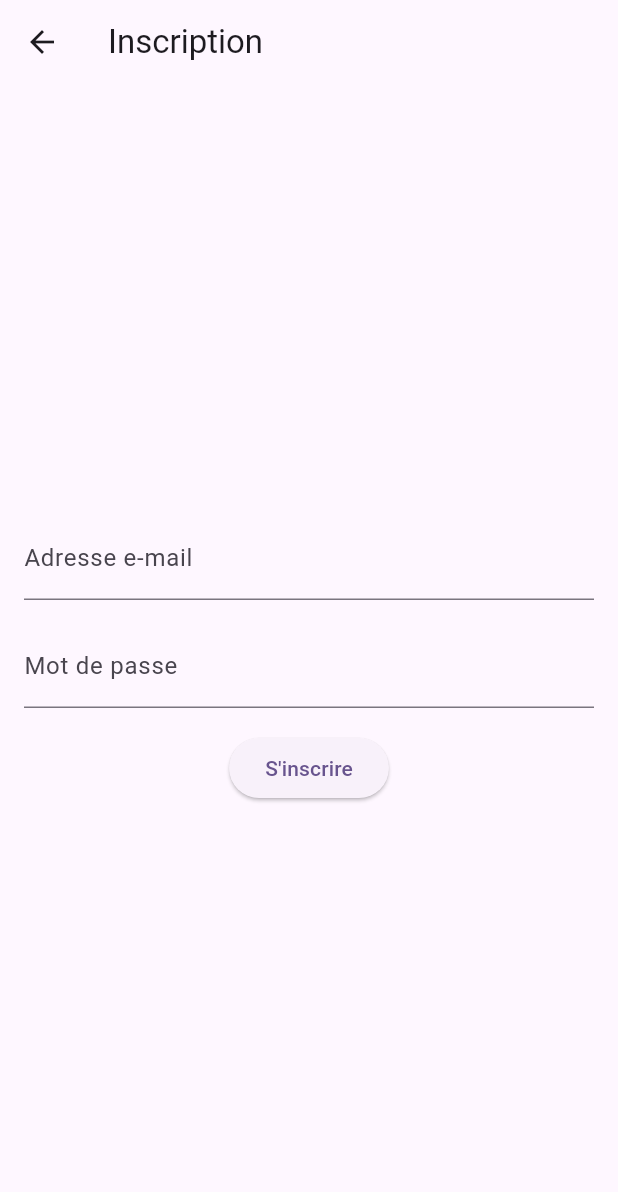
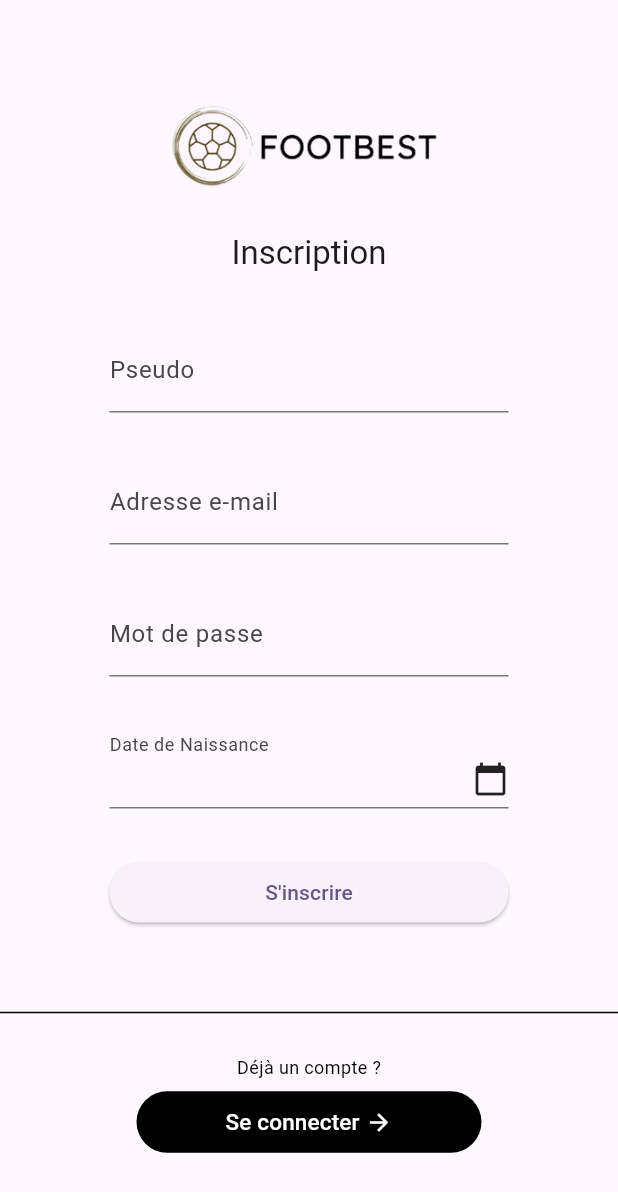
Before and after one commit to RobinCarpentier/FootBest, a Flutter app: the InscriptionPage screen opened directly, on a phone screen of 412 x 824 dp. Shown: the top 1192 px of the screen. Run offline on Flutter 3.47's test engine with Material 3 defaults, Android fonts, the light colour scheme and no system bars; our stand-ins replace cloud_firestore, firebase_auth, firebase_core; accounts and stored records are empty.

Commit message:
CONNEXION/INSCRIPTION OK + DECONNEXION

```diff
--- /dev/null
+++ b/lib/Inscription.dart
@@ -0,0 +1,202 @@
+import 'package:flutter/material.dart';
+import 'package:firebase_auth/firebase_auth.dart';
+import 'MainPage.dart';
+import 'auth.dart';
+import 'package:intl/intl.dart';
+
+
+class InscriptionPage extends StatefulWidget {
+  const InscriptionPage({super.key});
+
+  @override
+  // ignore: library_private_types_in_public_api
+  _InscriptionPageState createState() => _InscriptionPageState();
+}
+
+class _InscriptionPageState extends State<InscriptionPage> {
+  String? errorMessage = '';
+  final TextEditingController _emailController = TextEditingController();
+  final TextEditingController _passwordController = TextEditingController();
+  final TextEditingController _pseudoController = TextEditingController();
+  final TextEditingController _dateNaissanceController =
+      TextEditingController();
+
+  Future<void> creerCompteWithEmailAndPassword() async {
+  try {
+    await Auth().creerCompteAvecInformationsSupplementaires(
+      email: _emailController.text,
+      password: _passwordController.text,
+      pseudo: _pseudoController.text,
+      dateNaissance: DateTime.parse(_dateNaissanceController.text),
+    );
+    // ignore: use_build_context_synchronously
+    Navigator.pushReplacement(
+      context,
+      MaterialPageRoute(builder: (context) => const MainPage()),
+    );
+  } on FirebaseAuthException catch (e) {
+    setState(() {
+      errorMessage = e.message;
+    });
+  }
+}
+
+Future<void> _selectDate(BuildContext context) async {
+  final DateTime? picked = await showDatePicker(
+    context: context,
+    initialDate: DateTime.now(),
+    firstDate: DateTime(1900),
+    lastDate: DateTime.now(),
+  );
+  if (picked != null) {
+    final formattedDate = DateFormat('yyyy-MM-dd').format(picked); // Format de date souhaité
+    setState(() {
+      _dateNaissanceController.text = formattedDate; // Mettre à jour le champ de saisie avec la date formatée
+    });
+  }
+}
+
+Widget _datePickerField(BuildContext context) {
+  return Padding(
+    padding: const EdgeInsets.all(16.0),
+    child: FractionallySizedBox(
+      widthFactor: 0.7,
+      child: InkWell(
+        onTap: () => _selectDate(context), // Ouvrir le sélecteur de date lorsque le champ est cliqué
+        child: InputDecorator(
+          decoration: const InputDecoration(
+            labelText: 'Date de Naissance',
+          ),
+          child: Row(
+            mainAxisAlignment: MainAxisAlignment.spaceBetween,
+            children: <Widget>[
+              Text(
+                _dateNaissanceController.text,
+              ),
+              const Icon(Icons.calendar_today), // Icône du calendrier pour indiquer qu'il s'agit d'un champ de date
+            ],
+          ),
+        ),
+      ),
+    ),
+  );
+}
+
+  Widget _entryField(String title, TextEditingController controller,
+      {bool isPassword = false}) {
+    return Padding(
+      padding: const EdgeInsets.all(16.0),
+      child: FractionallySizedBox(
+        widthFactor: 0.7,
+        child: TextField(
+          controller: controller,
+          obscureText: isPassword,
+          decoration: InputDecoration(
+            labelText: title,
+          ),
+        ),
+      ),
+    );
+  }
+
+  @override
+  Widget build(BuildContext context) {
+    return Scaffold(
+      body: SingleChildScrollView(
+        child: Column(
+          mainAxisAlignment: MainAxisAlignment.center,
+          children: [
+            Padding(
+              padding: const EdgeInsets.only(right: 30, top: 60),
+              child: Image.asset(
+                'assets/Logo_Footbest.png',
+                height: 75,
+              ),
+            ),
+            const SizedBox(height: 20),
+            Text(
+              'Inscription',
+              style: Theme.of(context).textTheme.titleLarge,
+            ),
+            const SizedBox(height: 20),
+            Column(
+              crossAxisAlignment: CrossAxisAlignment.stretch,
+              children: [
+                _entryField('Pseudo', _pseudoController),
+                _entryField('Adresse e-mail', _emailController),
+                _entryField('Mot de passe', _passwordController,
+                    isPassword: true),
+                _datePickerField(context),
+                Padding(
+                  padding: const EdgeInsets.all(16.0),
+                  child: FractionallySizedBox(
+                    widthFactor: 0.7,
+                    child: ElevatedButton(
+                      onPressed: creerCompteWithEmailAndPassword,
+                      child: const Text('S\'inscrire'),
+                    ),
+                  ),
+                ),
+                Padding(
+                  padding: const EdgeInsets.all(16.0),
+                  child: errorMessage != ''
+                      ? Text(
+                          errorMessage!,
+                          style: const TextStyle(color: Colors.red),
+                        )
+                      : Container(),
+                ),
+              ],
+            ),
+            const Divider(color: Colors.black), // Barre horizontale séparatrice
+            Padding(
+              padding: const EdgeInsets.symmetric(vertical: 20.0),
+              child: Column(
+                children: [
+                  const Text(
+                    'Déjà un compte ?',
+                    style: TextStyle(
+                      fontSize: 12,
+                      color: Colors.black,
+                    ),
+                  ),
+                  const SizedBox(height: 4),
+                  SizedBox(
+                    width: 230,
+                    child: TextButton(
+                      onPressed: () {
+                        Navigator.pop(context);
+                      },
+                      style: TextButton.styleFrom(
+                        foregroundColor: Colors.white,
+                        backgroundColor: Colors.black,
+                        padding: const EdgeInsets.symmetric(
+                            vertical: 10, horizontal: 24),
+                        shape: RoundedRectangleBorder(
+                          borderRadius: BorderRadius.circular(30),
+                        ),
+                      ),
+                      child: const Row(
+                        mainAxisAlignment: MainAxisAlignment.center,
+                        children: [
+                          Text(
+                            'Se connecter',
+                            style: TextStyle(
+                              fontSize: 15,
+                            ),
+                          ),
+                          SizedBox(width: 4),
+                          Icon(Icons.arrow_forward, color: Colors.white),
+                        ],
+                      ),
+                    ),
+                  ),
+                ],
+              ),
+            ),
+          ],
+        ),
+      ),
+    );
+  }
+}
--- a/lib/createAccount.dart
+++ /dev/null
@@ -1,67 +0,0 @@
-import 'package:flutter/material.dart';
-import 'MainPage.dart';
-import 'auth.dart';
-import 'package:firebase_auth/firebase_auth.dart';
-
-class InscriptionPage extends StatefulWidget {
-  @override
-  _InscriptionPageState createState() => _InscriptionPageState();
-}
-
-class _InscriptionPageState extends State<InscriptionPage> {
-  String? erreurMsg = '';
-  final TextEditingController _emailController = TextEditingController();
-  final TextEditingController _passwordController = TextEditingController();
-
-  // Méthode pour créer un compte et rediriger vers la page principale
-    Future<void> creerCompteWithEmailAndPassword() async {
-    try {
-      await Auth().creerCompteWithEmailAndPassword(
-          email: _emailController.text, password: _passwordController.text);
-      // Redirection vers MainPage.dart après la création de compte réussie
-      Navigator.pushReplacement(
-        context,
-        MaterialPageRoute(builder: (context) => MainPage()), // Redirection vers MainPage.dart
-      );
-    } on FirebaseAuthException catch (e) {
-      setState(() {
-        erreurMsg = e.message;
-      });
-    }
-  }
-  @override
-  Widget build(BuildContext context) {
-    return Scaffold(
-      appBar: AppBar(
-        title: Text('Inscription'),
-      ),
-      body: Padding(
-        padding: const EdgeInsets.all(16.0),
-        child: Column(
-          mainAxisAlignment: MainAxisAlignment.center,
-          children: [
-            TextField(
-              controller: _emailController,
-              decoration: InputDecoration(
-                labelText: 'Adresse e-mail',
-              ),
-            ),
-            SizedBox(height: 16),
-            TextField(
-              controller: _passwordController,
-              decoration: InputDecoration(
-                labelText: 'Mot de passe',
-              ),
-              obscureText: true,
-            ),
-            SizedBox(height: 16),
-            ElevatedButton(
-              onPressed: creerCompteWithEmailAndPassword,
-              child: Text('S\'inscrire'),
-            ),
-          ],
-        ),
-      ),
-    );
-  }
-}
--- a/pubspec.yaml
+++ b/pubspec.yaml
@@ -39,6 +39,7 @@ dependencies:
   firebase_auth: ^4.17.4
   firebase_database: ^10.4.6
   cloud_firestore: ^4.15.5
+  intl: ^0.19.0
 
 dev_dependencies:
   flutter_test:
```
Also changed, not shown: lib/MainPage.dart (+131 -82 lines), lib/auth.dart (+35 -7 lines), lib/main.dart (+55 -49 lines), pubspec.lock.
